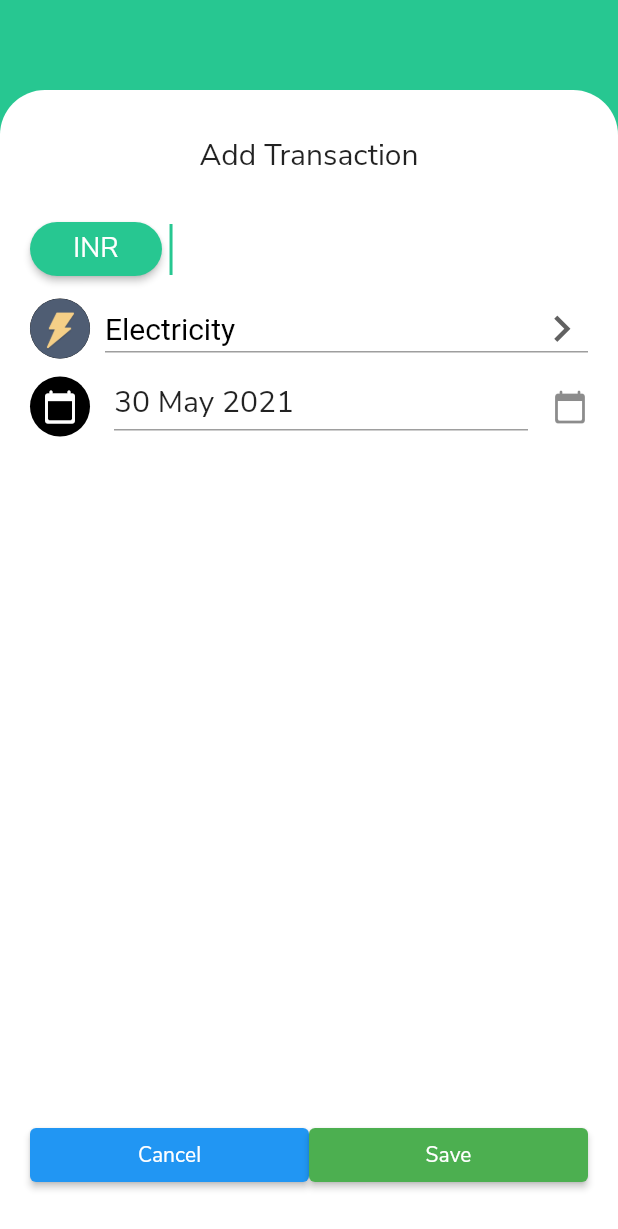
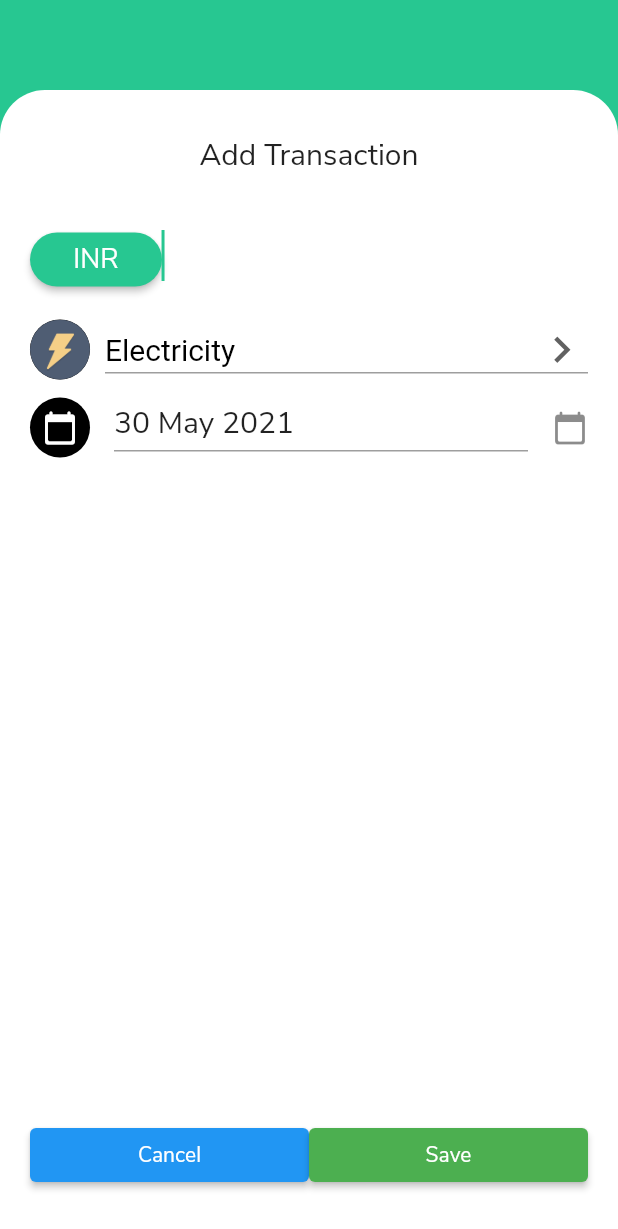
Before and after one commit to keertirajmalik/Pocket-Friend, a Flutter app: the AddTransactionScreen screen opened directly, on a phone screen of 412 x 824 dp. Shown: the top 1229 px of the screen. Run offline on Flutter 3.47's test engine with Material 2 defaults, Android fonts, the phone set to English and light mode, and no system bars; our stand-ins replace flutter_slidable.

Commit message:
moved the Currency button inside the Input decoration

```diff
--- a/lib/screens/add_transaction_screen.dart
+++ b/lib/screens/add_transaction_screen.dart
@@ -46,19 +46,19 @@ class _AddTransactionScreenState extends State<AddTransactionScreen> {
                   const SizedBox(height: 20.0),
                   Row(
                     children: [
-                      MaterialButton(
-                        onPressed: () {},
-                        color: const Color(0xff27c791),
-                        shape: RoundedRectangleBorder(
-                            borderRadius: BorderRadius.circular(18.0)),
-                        child: const Text('INR',
-                            style:
-                                TextStyle(color: Colors.white, fontSize: 18.0)),
-                      ),
-                      const SizedBox(width: 5.0),
                       Expanded(
                         child: TextField(
-                            decoration: const InputDecoration(
+                            controller: myController,
+                            decoration: InputDecoration(
+                              prefix: MaterialButton(
+                                onPressed: () {},
+                                color: const Color(0xff27c791),
+                                shape: RoundedRectangleBorder(
+                                    borderRadius: BorderRadius.circular(18.0)),
+                                child: const Text('INR',
+                                    style: TextStyle(
+                                        color: Colors.white, fontSize: 18.0)),
+                              ),
                               border: InputBorder.none,
                             ),
                             cursorColor: const Color(0xff27c791),
```
